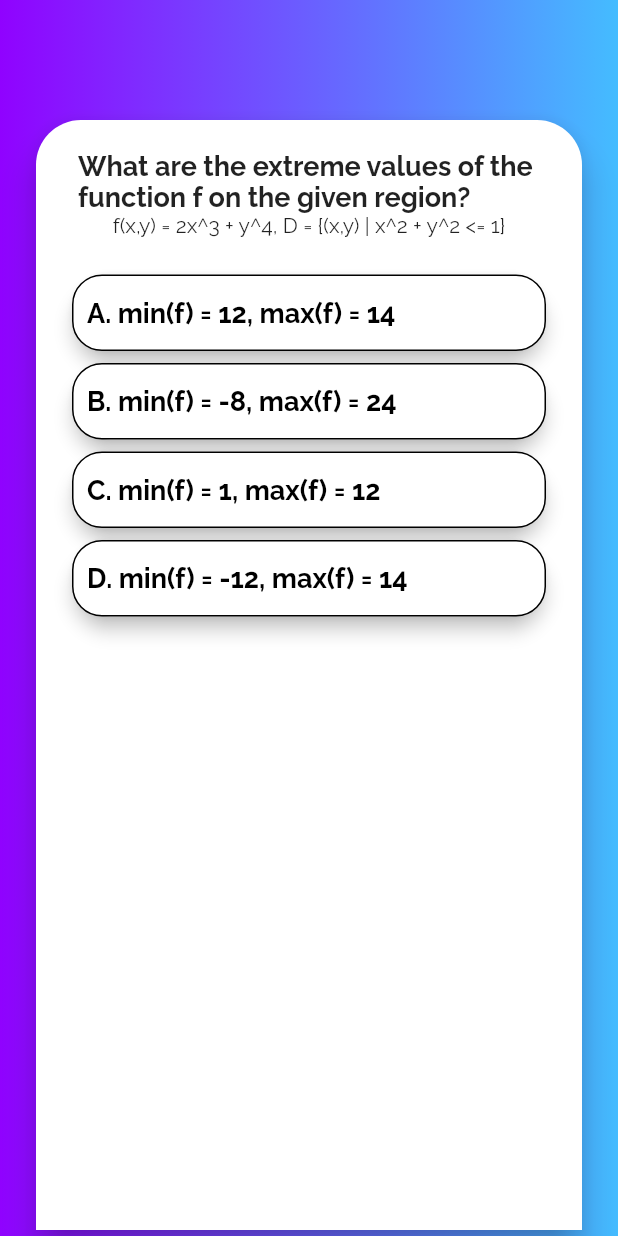
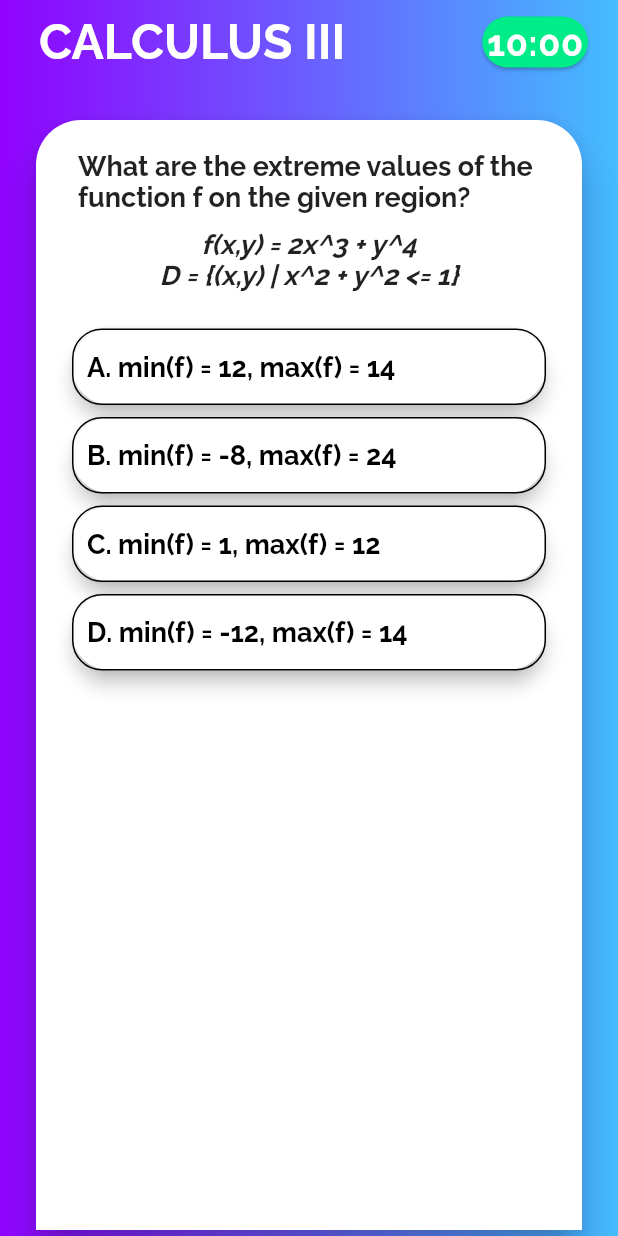
Before and after one commit to CS426FinalProject/eazylearn-frontend, a Flutter app: the TestScreen screen opened directly, on a phone screen of 412 x 824 dp. Run offline on Flutter 3.47's test engine with Material 2 defaults, Android fonts, the phone set to English and light mode, and no system bars.

Commit message:
testScreen updated

```diff
--- a/lib/constants/color.dart
+++ b/lib/constants/color.dart
@@ -14,3 +14,5 @@ const Color phy2 = Color(0xFFFF7777);
 
 const Color db1 = Color(0xFFF5C620);
 const Color db2 = Color(0xFFEE5221);
+
+const Color green_light = Color(0x00EF99);
--- a/lib/main.dart
+++ b/lib/main.dart
@@ -1,4 +1,5 @@
 import 'package:final_cs426/screens/home_screen.dart';
+import 'package:final_cs426/screens/test_screen.dart';
 import 'package:flutter/material.dart';
 
 void main() {
@@ -12,7 +13,7 @@ class MyApp extends StatelessWidget {
     return MaterialApp(
       title: 'Flutter Demo',
       theme: ThemeData(primarySwatch: Colors.blue, fontFamily: 'Raleway'),
-      home: HomeScreen(),
+      home: TestScreen(),
     );
   }
 }
--- a/lib/models/answer.dart
+++ b/lib/models/answer.dart
@@ -1,8 +1,8 @@
 import 'package:flutter/material.dart';
 
 class Answer {
-  bool chosen;
+  bool chosen = false;
   String answerText;
 
-  Answer({this.chosen, @required this.answerText});
+  Answer({@required this.answerText});
 }
--- a/lib/screens/test_screen.dart
+++ b/lib/screens/test_screen.dart
@@ -18,7 +18,44 @@ class _TestScreenState extends State<TestScreen> {
         DecoratedBox(
           decoration: BoxDecoration(
               gradient: LinearGradient(colors: <Color>[cal1, cal2])),
-          child: Scaffold(backgroundColor: Colors.transparent),
+          child: Scaffold(
+              appBar: AppBar(
+                title: Row(
+                  mainAxisAlignment: MainAxisAlignment.center,
+                  children: [
+                    Expanded(
+                      child: Padding(
+                        padding: const EdgeInsets.fromLTRB(10, 0, 0, 0),
+                        child: Text(
+                          'CALCULUS III',
+                          style: TextStyle(
+                              color: Colors.white,
+                              fontSize: 32,
+                              fontWeight: FontWeight.bold),
+                        ),
+                      ),
+                    ),
+                    Card(
+                      color: top_icon_2,
+                      shape: RoundedRectangleBorder(
+                          borderRadius: BorderRadius.circular(30.0)),
+                      child: Padding(
+                        padding: const EdgeInsets.all(3.0),
+                        child: Text('10:00',
+                            textAlign: TextAlign.center,
+                            style: TextStyle(
+                                color: Colors.white,
+                                fontSize: 24,
+                                letterSpacing: 0.5,
+                                fontWeight: FontWeight.bold)),
+                      ),
+                    ),
+                  ],
+                ),
+                backgroundColor: Colors.transparent,
+                elevation: 0,
+              ),
+              backgroundColor: Colors.transparent),
         ),
         Padding(
           padding: const EdgeInsets.fromLTRB(20.0, 76.0, 20.0, 0),
@@ -29,8 +66,6 @@ class _TestScreenState extends State<TestScreen> {
               topLeft: Radius.circular(30.0),
               topRight: Radius.circular(30.0),
             )),
-              child: Material(
-                color: Colors.transparent,
             child: Padding(
               padding: const EdgeInsets.all(20.0),
               child: Column(
@@ -48,8 +83,18 @@ class _TestScreenState extends State<TestScreen> {
                             fontWeight: FontWeight.bold,
                           ),
                         ),
+                        SizedBox(
+                          height: 10.0,
+                        ),
                         Text(
-                                'f(x,y) = 2x^3 + y^4, D = {(x,y) | x^2 + y^2 <= 1}'),
+                          'f(x,y) = 2x^3 + y^4\nD = {(x,y) | x^2 + y^2 <= 1}',
+                          style: TextStyle(
+                            fontSize: 18,
+                            fontStyle: FontStyle.italic,
+                            fontWeight: FontWeight.bold,
+                          ),
+                          textAlign: TextAlign.center,
+                        ),
                       ],
                     ),
                   ),
@@ -57,26 +102,21 @@ class _TestScreenState extends State<TestScreen> {
                     height: 21.0,
                   ),
                   AnswerCard(
-                        answer:
-                            Answer(answerText: 'A. min(f) = 12, max(f) = 14'),
+                    answer: Answer(answerText: 'A. min(f) = 12, max(f) = 14'),
                   ),
                   AnswerCard(
-                        answer: Answer(
-                            answerText: 'B. min(f) = -8, max(f) = 24',
-                            chosen: true),
+                    answer: Answer(answerText: 'B. min(f) = -8, max(f) = 24'),
                   ),
                   AnswerCard(
-                        answer:
-                            Answer(answerText: 'C. min(f) = 1, max(f) = 12'),
+                    answer: Answer(answerText: 'C. min(f) = 1, max(f) = 12'),
                   ),
                   AnswerCard(
-                        answer:
-                            Answer(answerText: 'D. min(f) = -12, max(f) = 14'),
+                    answer: Answer(answerText: 'D. min(f) = -12, max(f) = 14'),
                   )
                 ],
               ),
             ),
-              )),
+          ),
         ),
       ],
     );
--- a/lib/utility/answer_card.dart
+++ b/lib/utility/answer_card.dart
@@ -2,12 +2,18 @@ import 'dart:ui';
 
 import 'package:final_cs426/models/answer.dart';
 import 'package:flutter/material.dart';
+import 'package:final_cs426/constants/color.dart';
 
-class AnswerCard extends StatelessWidget {
+class AnswerCard extends StatefulWidget {
   final Answer answer;
 
   const AnswerCard({@required this.answer});
 
+  @override
+  _AnswerCardState createState() => _AnswerCardState();
+}
+
+class _AnswerCardState extends State<AnswerCard> {
   @override
   Widget build(BuildContext context) {
     return Card(
@@ -15,27 +21,36 @@ class AnswerCard extends StatelessWidget {
         shape: RoundedRectangleBorder(borderRadius: BorderRadius.circular(30)),
         child: DecoratedBox(
             decoration: BoxDecoration(
-              border: Border.all(color: Colors.black, width: 1.0),
+              border: !widget.answer.chosen
+                  ? Border.all(color: Colors.black, width: 1.0)
+                  : Border(),
               borderRadius: BorderRadius.circular(20.0),
-              color: Colors.white,
+              color: widget.answer.chosen ? Colors.white : Colors.transparent,
+              gradient: LinearGradient(colors: <Color>[cal1, cal2]),
             ),
             child: InkWell(
                 borderRadius: BorderRadius.circular(20.0),
-                onTap: () {
-                  answer.chosen = !answer.chosen;
-                },
+                onTap: _handleTap,
                 child: Padding(
                   padding: EdgeInsets.fromLTRB(10, 15, 10, 15),
                   child: Row(
                     mainAxisAlignment: MainAxisAlignment.start,
                     children: [
-                      Text(answer.answerText,
+                      Text(widget.answer.answerText,
                           style: TextStyle(
                               fontSize: 18,
                               fontWeight: FontWeight.bold,
-                              color: Colors.black)),
+                              color: !widget.answer.chosen
+                                  ? Colors.black
+                                  : Colors.white)),
                     ],
                   ),
                 ))));
   }
+
+  void _handleTap() {
+    setState(() {
+      widget.answer.chosen = !widget.answer.chosen;
+    });
+  }
 }
```
Lines whose indentation alone changed are shown as unchanged.
